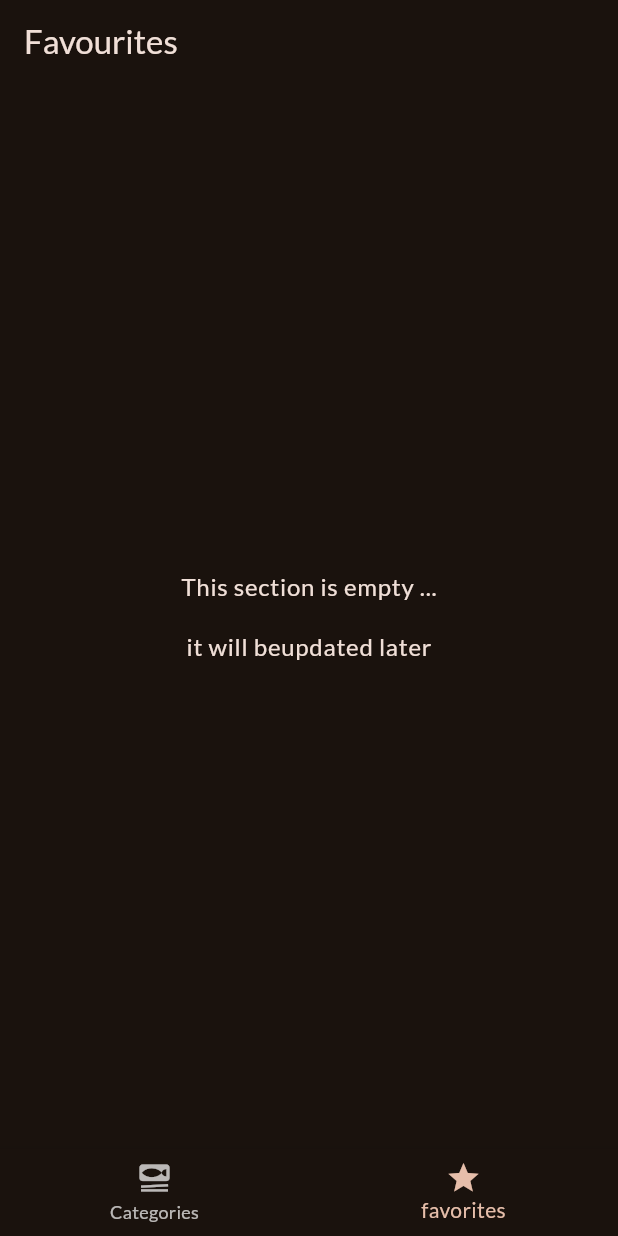
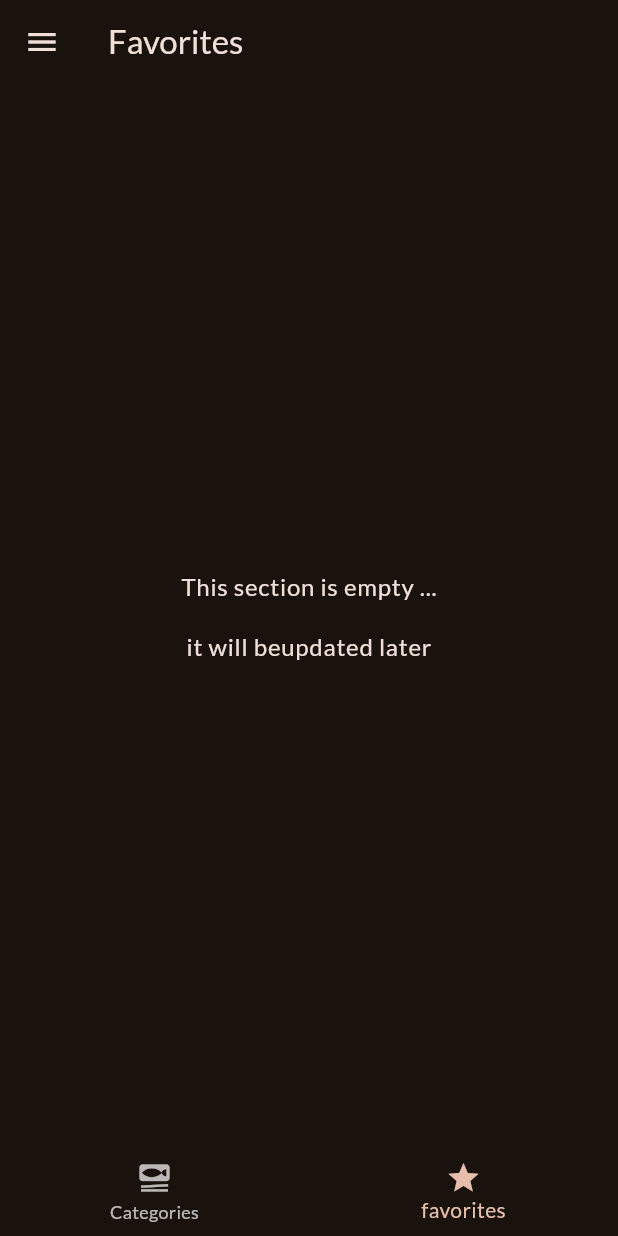
Before and after one commit to HachemiIbrahim/meal_app, a Flutter app: the screen it shows after launch, item 2 of the bottom bar chosen, on a phone screen of 412 x 824 dp. Run offline on Flutter 3.47's test engine with Material 2 defaults, Android fonts, the light colour scheme and no system bars; our stand-ins replace google_fonts, transparent_image.

Commit message:
fixing bugs

```diff
--- a/lib/screen/category_screen.dart
+++ b/lib/screen/category_screen.dart
@@ -26,11 +26,7 @@ class CategoryScreen extends StatelessWidget {
 
   @override
   Widget build(BuildContext context) {
-    return Scaffold(
-      appBar: AppBar(
-        title: const Text("Pick your category"),
-      ),
-      body: Container(
+    return Container(
       margin: const EdgeInsets.symmetric(horizontal: 12),
       child: GridView(
           gridDelegate: const SliverGridDelegateWithFixedCrossAxisCount(
@@ -47,7 +43,6 @@ class CategoryScreen extends StatelessWidget {
                 },
               )
           ]),
-      ),
     );
   }
 }
--- a/lib/screen/meal_screen.dart
+++ b/lib/screen/meal_screen.dart
@@ -8,10 +8,10 @@ class MealScreen extends StatelessWidget {
   const MealScreen(
       {super.key,
       required this.meals,
-      required this.title,
+      this.title,
       required this.onToogledFavoriteMeal});
 
-  final String title;
+  final String? title;
   final List<Meal> meals;
   final void Function(Meal meal) onToogledFavoriteMeal;
 
@@ -60,11 +60,15 @@ class MealScreen extends StatelessWidget {
       );
     }
 
-    return Scaffold(
-      appBar: AppBar(
-        title: Text(title),
-      ),
-      body: content,
-    );
+    if (title == null) {
+      return content;
+    } else {
+      return Scaffold(
+        appBar: AppBar(
+          title: Text(title!),
+        ),
+        body: content,
+      );
+    }
   }
 }
--- a/lib/screen/tabs_screen.dart
+++ b/lib/screen/tabs_screen.dart
@@ -51,18 +51,22 @@ class TabsState extends State<TabsScreen> {
 
   @override
   Widget build(BuildContext context) {
+    String text = "Category";
     Widget content = CategoryScreen(
       onToogledFavoriteMeal: _toogleFavoriteMeal,
     );
     if (_selectedIndex == 1) {
+      text = "Favorites";
       content = MealScreen(
         meals: favoritesMeals,
-        title: "Favourites",
         onToogledFavoriteMeal: _toogleFavoriteMeal,
       );
     }
 
     return Scaffold(
+      appBar: AppBar(
+        title: Text(text),
+      ),
       drawer: const MainDrawer(),
       body: content,
       bottomNavigationBar: BottomNavigationBar(
--- a/lib/widgets/main_drawer.dart
+++ b/lib/widgets/main_drawer.dart
@@ -9,7 +9,7 @@ class MainDrawer extends StatelessWidget {
         child: Column(
       children: [
         DrawerHeader(
-          padding: EdgeInsets.all(20),
+          padding: const EdgeInsets.all(20),
           child: Row(
             children: [
               Icon(Icons.fastfood,
```
Lines whose indentation alone changed are shown as unchanged.
